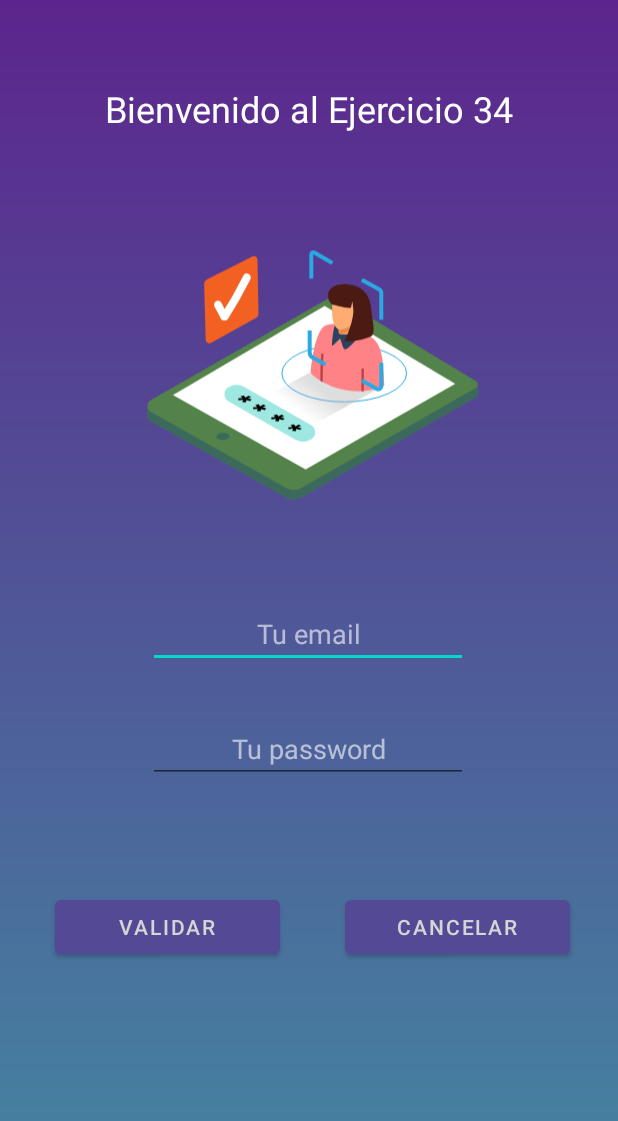
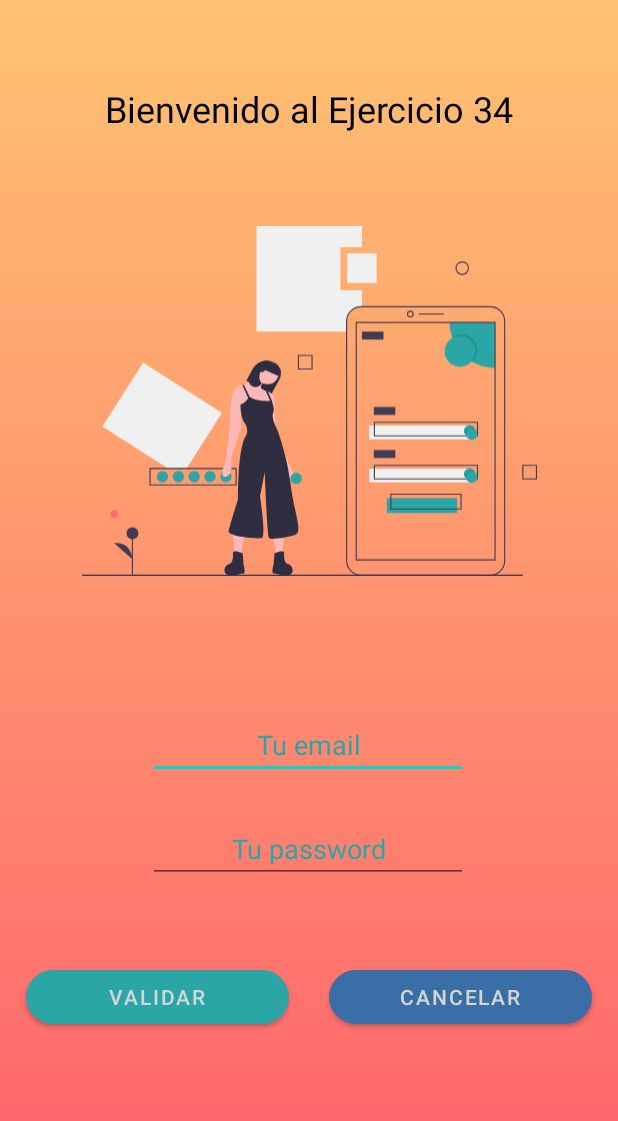
Before and after one commit to javirg1/Android_Curso_Ejer34_HolaMundo, an Android app: the MainActivity screen opened directly, with no data from a screen before it, on a phone screen of 412 x 824 dp. Shown: the top 1121 px of the screen. Run offline under Robolectric (Android 15) with nearby library versions, the phone set to English and light mode, and no system bars.

Commit message:
Rediseño

```diff
--- a/app/src/main/res/drawable/ic_login.xml
+++ b/app/src/main/res/drawable/ic_login.xml
@@ -1,118 +1,177 @@
 <vector xmlns:android="http://schemas.android.com/apk/res/android"
-    xmlns:aapt="http://schemas.android.com/aapt"
-    android:width="400dp"
-    android:height="300dp"
-    android:viewportWidth="400"
-    android:viewportHeight="300">
+    android:width="803dp"
+    android:height="617dp"
+    android:viewportWidth="803"
+    android:viewportHeight="617">
   <path
-      android:pathData="M37.8,186.9l4.28,2.55L224.72,84.83l138.67,83.33 6.33,-1.89 0,7.49a4,4 0,0 1,-2 3.9L192.84,278.07a16.49,16.49 0,0 1,-16.29 0.07l-135.14,-76a7.06,7.06 0,0 1,-3.5 -7.46Z"
-      android:fillColor="#54824b"/>
+      android:pathData="M184.898,427l62.171,-97.769l-139.234,-88.537l-71.904,113.075l115.164,73.231l33.803,0z"
+      android:fillColor="#f0f0f0"/>
   <path
-      android:pathData="M37.8,186.9l4.28,2.55L224.72,84.83l138.67,83.33 6.33,-1.89 0,7.49a4,4 0,0 1,-2 3.9L192.84,278.07a16.49,16.49 0,0 1,-16.29 0.07l-135.14,-76a7.06,7.06 0,0 1,-3.5 -7.46Z"
-      android:fillColor="#54824b"/>
+      android:pathData="M273,457.5h-154L119,426.5h154ZM121,455.5h150L271,428.5h-150Z"
+      android:fillColor="#3f3d56"/>
   <path
-      android:pathData="M37.8,186.9l4.28,2.55L224.72,84.83l138.67,83.33 6.33,-1.89 0,7.49a4,4 0,0 1,-2 3.9L192.84,278.07a16.49,16.49 0,0 1,-16.29 0.07l-135.14,-76a7.06,7.06 0,0 1,-3.5 -7.46Z"
-      android:strokeAlpha="0.39"
-      android:fillColor="#124577"
-      android:fillAlpha="0.39"/>
+      android:pathData="M254,442m-10,0a10,10 0,1 1,20 0a10,10 0,1 1,-20 0"
+      android:fillColor="#29a6a5"/>
   <path
-      android:pathData="M367.73,168.41 L192.84,268.82a16.49,16.49 0,0 1,-16.29 0.07l-135.14,-76a7.09,7.09 0,0 1,0 -12.34l183.35,-105 143.08,86A4,4 0,0 1,367.73 168.41Z"
-      android:fillColor="#54824b"/>
+      android:pathData="M226,442m-10,0a10,10 0,1 1,20 0a10,10 0,1 1,-20 0"
+      android:fillColor="#29a6a5"/>
   <path
-      android:pathData="M346.99,164.23l-150.39,86.28l-133.31,-74.94l152.47,-89.54l131.23,78.2z"
-      android:fillColor="#fff"/>
+      android:pathData="M198,442m-10,0a10,10 0,1 1,20 0a10,10 0,1 1,-20 0"
+      android:fillColor="#29a6a5"/>
   <path
-      android:pathData="M106.92,217.25a6.65,3.63 0,1 0,13.3 0a6.65,3.63 0,1 0,-13.3 0z"
-      android:strokeAlpha="0.39"
-      android:fillColor="#124577"
-      android:fillAlpha="0.39"/>
+      android:pathData="M170,442m-10,0a10,10 0,1 1,20 0a10,10 0,1 1,-20 0"
+      android:fillColor="#29a6a5"/>
   <path
-      android:pathData="M202.45,220h0a8.22,8.22 0,0 0,-0.31 -14.1l-67,-38.18a16.14,16.14 0,0 0,-16.15 0.09h0A8.22,8.22 0,0 0,119.1 182l66.74,38.3A16.13,16.13 0,0 0,202.45 220Z"
-      android:fillColor="#9ee8e1"/>
+      android:pathData="M142,442m-10,0a10,10 0,1 1,20 0a10,10 0,1 1,-20 0"
+      android:fillColor="#29a6a5"/>
   <path
-      android:strokeWidth="1"
-      android:pathData="M172.71,153.86a62.7,28.69 0,1 0,125.4 0a62.7,28.69 0,1 0,-125.4 0z"
-      android:fillColor="#00000000"
-      android:strokeColor="#29abe2"/>
+      android:pathData="M456,113v-76h38v-37h-186v186h159L467,167.814A25.814,25.814 0,0 1,492.814 142L494,142v-29Z"
+      android:fillColor="#f0f0f0"/>
   <path
-      android:pathData="M94.59,63.87l1.59,56.32a3.78,3.78 0,0 0,5.34 3.09l45.2,-25.06a4.53,4.53 0,0 0,2.51 -4.13l-1,-54.39a3.7,3.7 0,0 0,-5.38 -3.23L97.07,59.75A4.53,4.53 0,0 0,94.59 63.87Z"
-      android:fillColor="#f26122"/>
+      android:pathData="M538,480h124v26h-124z"
+      android:fillColor="#29a6a5"/>
   <path
-      android:pathData="M118.37,94.79Q115,88.94 112,83a3.93,3.93 0,0 0,-6.75 -0.4l-0.05,0.08a4,4 0,0 0,-0.24 4c2.11,4.08 4.28,8.14 6.55,12.14C114,103.27 120.91,99.26 118.37,94.79Z"
-      android:fillColor="#fff"/>
+      android:pathData="M507,352h182v24h-182z"
+      android:fillColor="#f0f0f0"/>
   <path
-      android:pathData="M111.78,94.89a416.51,416.51 0,0 0,22.4 -39.43c2.29,-4.59 9.16,-0.56 6.88,4a416.54,416.54 0,0 1,-22.4 39.43C115.89,103.21 109,99.22 111.78,94.89Z"
-      android:fillColor="#fff"/>
+      android:pathData="M0,615h778v2h-778z"
+      android:fillColor="#3f3d56"/>
   <path
-      android:pathData="M201.73,152.54l-50.09,27.42l50.09,26.98l74.05,-40.95"
-      android:strokeAlpha="0.46"
-      android:fillAlpha="0.46">
-    <aapt:attr name="android:fillColor">
-      <gradient
-          android:startY="197.1"
-          android:startX="196.04"
-          android:endY="170.83"
-          android:endX="215.28"
-          android:type="linear">
-        <item android:offset="0.01" android:color="#00FFFFFF"/>
-        <item android:offset="1" android:color="#F7B3B3B3"/>
-      </gradient>
-    </aapt:attr>
-  </path>
+      android:pathData="M720.186,617L492.814,617A26.845,26.845 0,0 1,466 590.186L466,167.814A26.845,26.845 0,0 1,492.814 141h227.371A26.845,26.845 0,0 1,747 167.814v422.371A26.845,26.845 0,0 1,720.186 617ZM492.814,143A24.843,24.843 0,0 0,468 167.814v422.371A24.843,24.843 0,0 0,492.814 615h227.371A24.843,24.843 0,0 0,745 590.186L745,167.814A24.843,24.843 0,0 0,720.186 143Z"
+      android:fillColor="#3f3d56"/>
   <path
-      android:pathData="M275.78,166s-1.11,-17.68 -1.52,-22.06c-0.37,-4 -1.69,-21.33 -12.56,-26.82 -13.74,-6.94 -29.57,-15.94 -44.2,-11.75 -11.86,3.4 -15.9,44.44 -15.77,47.18C202,157.46 238.75,183.45 275.78,166Z"
-      android:fillColor="#ff8386"/>
+      android:pathData="M579.5,161a6,6 0,1 1,6 -6A6.007,6.007 0,0 1,579.5 161ZM579.5,151a4,4 0,1 0,4 4A4.004,4.004 0,0 0,579.5 151Z"
+      android:fillColor="#3f3d56"/>
   <path
-      android:pathData="M247.69,119.22c0,0.8 -9.7,11.85 -12,10.42s-3.41,-11.31 -4.85,-10.42 -6.73,7.28 -7.49,6.78 1.14,-17.44 2.7,-20.28S247.69,112.94 247.69,119.22Z"
-      android:fillColor="#2b415d"/>
+      android:pathData="M594.5,154h44v2h-44z"
+      android:fillColor="#3f3d56"/>
   <path
-      android:pathData="M223.31,78.1s0.06,11.49 0,15.76c-0.06,4.5 1.84,16.66 9.24,16.27s15,-9 15,-11c0,0 7.48,-4.65 3.25,-8.23s-4.55,2.48 -4.55,2.48 -2.29,-3.33 -2.45,-12.27C243.79,81.13 233.23,82.8 223.31,78.1Z"
-      android:fillColor="#ffac73"/>
+      android:pathData="M729,170v80a80.004,80.004 0,0 1,-80 -80Z"
+      android:fillColor="#29a6a5"/>
   <path
-      android:pathData="M247.19,111.08c-3.77,3.48 -9.91,4.13 -15.59,3.31a1.85,1.85 0,0 1,-1.7 -1.61c-0.09,-1.74 -0.2,-3.48 -0.35,-5.21L249.06,98l-1.51,12.43S247.43,110.71 247.19,111.08Z"
-      android:fillColor="#ffac73"/>
-  <path
-      android:pathData="M233.81,114.62c-0.76,-0.06 -1.52,-0.14 -2.27,-0.24a1.78,1.78 0,0 1,-1.64 -1.55c0,-0.91 -0.09,-1.81 -0.15,-2.71 4.13,0 11.48,-1 15.36,-8.62A16.68,16.68 0,0 1,233.81 114.62Z"
-      android:fillColor="#e5894a"/>
-  <path
-      android:pathData="M223.34,84.64s-4.69,-3 -4.13,-9.95S227.49,63.75 238,64.34s22.63,5.77 24.33,23 5.44,27.24 -0.67,29.76 -15.87,5.37 -26,4.16c0,0 9.91,-19.58 8.88,-32.76s-1.27,-3.12 -2.42,-0.94S223.34,84.64 223.34,84.64Z"
-      android:fillColor="#4b1b13"/>
-  <path
-      android:pathData="M253.74,171.85c-0.37,0 -0.73,0 -1.1,0.06q0.16,-11.09 0.06,-22.17a1.22,1.22 0,0 1,2.43 0q0.1,11 -0.06,22Z"
-      android:fillColor="#bc424b"/>
-  <path
-      android:pathData="M213.66,162.58h0a1.56,1.56 0,0 0,-0.25 -0.12l-0.66,-0.36 -0.77,-0.42 -0.64,-0.35q0,-13.18 0.78,-26.33c0.09,-1.56 2.52,-1.57 2.43,0q-0.76,13.56 -0.79,27.13A1.22,1.22 0,0 1,213.66 162.58Z"
-      android:fillColor="#bc424b"/>
-  <path
-      android:pathData="M253.14,59.86l17.4,9.65a4.14,4.14 0,0 1,2.13 3.62V99.82"
-      android:strokeWidth="4"
-      android:fillColor="#00000000"
-      android:strokeColor="#29abe2"/>
-  <path
-      android:pathData="M272.67,143.15v23.62a3.1,3.1 0,0 1,-4.63 2.7l-14.78,-8.38"
-      android:strokeWidth="4"
-      android:fillColor="#00000000"
-      android:strokeColor="#29abe2"/>
-  <path
-      android:pathData="M223.59,43.09 L205.31,32.54a2,2 0,0 0,-3 1.75V58.62"
-      android:strokeWidth="4"
-      android:fillColor="#00000000"
-      android:strokeColor="#29abe2"/>
-  <path
-      android:pathData="M216.65,145l-12.75,-6.75a6.05,6.05 0,0 1,-3.22 -5.35V110.79"
-      android:strokeWidth="4"
-      android:fillColor="#00000000"
-      android:strokeColor="#29abe2"/>
+      android:pathData="M730,590h-247v-421h247ZM485,588h243v-417h-243Z"
+      android:fillColor="#3f3d56"/>
   <path
       android:fillColor="#FF000000"
-      android:pathData="M129.19,180.92l-0.37,-1.89 4.33,-0.23 -2,-1.88 3.39,-0.84 1.71,2 3,-1.77 2.68,1.36 -3.48,1.51 4,0.87 -1.67,1.71 -3.71,-1 -0.44,2.19 -3.74,-0.18 0.87,-2.27Z"/>
+      android:pathData="M671,218m-27,0a27,27 0,1 1,54 0a27,27 0,1 1,-54 0"
+      android:strokeAlpha="0.1"
+      android:fillAlpha="0.1"/>
+  <path
+      android:pathData="M667,221m-27,0a27,27 0,1 1,54 0a27,27 0,1 1,-54 0"
+      android:fillColor="#29a6a5"/>
+  <path
+      android:pathData="M494,186h38v14h-38z"
+      android:fillColor="#3f3d56"/>
+  <path
+      android:pathData="M515,319h38v14h-38z"
+      android:fillColor="#3f3d56"/>
+  <path
+      android:pathData="M699,371h-184v-26h184ZM517,369h180v-22h-180Z"
+      android:fillColor="#3f3d56"/>
+  <path
+      android:pathData="M507,428h182v24h-182z"
+      android:fillColor="#f0f0f0"/>
+  <path
+      android:pathData="M515,395h38v14h-38z"
+      android:fillColor="#3f3d56"/>
+  <path
+      android:pathData="M699,447h-184v-26h184ZM517,445h180v-22h-180Z"
+      android:fillColor="#3f3d56"/>
+  <path
+      android:pathData="M670,500h-126v-28h126ZM546,498h122v-24h-122Z"
+      android:fillColor="#3f3d56"/>
+  <path
+      android:pathData="M694,361a10.001,10.001 0,0 1,-17.71 6.37l-0.01,-0.01a9.999,9.999 0,1 1,17.43 -8.73,0.01 0.01,0 0,0 0.01,0.01A10.227,10.227 0,0 1,694 361Z"
+      android:fillColor="#29a6a5"/>
   <path
       android:fillColor="#FF000000"
-      android:pathData="M144,189.84l-0.37,-1.89 4.33,-0.23 -2,-1.88 3.39,-0.84 1.71,2 3,-1.77 2.68,1.36 -3.48,1.51 4,0.87 -1.67,1.71 -3.71,-1 -0.44,2.19 -3.74,-0.18 0.87,-2.27Z"/>
+      android:pathData="M694,361a10.001,10.001 0,0 1,-17.71 6.37l-0.01,-0.01a10.228,10.228 0,0 1,-0.28 -2.36,10.001 10.001,0 0,1 17.71,-6.37 0.01,0.01 0,0 0,0.01 0.01A10.227,10.227 0,0 1,694 361Z"
+      android:strokeAlpha="0.1"
+      android:fillAlpha="0.1"/>
+  <path
+      android:pathData="M688,367m-10,0a10,10 0,1 1,20 0a10,10 0,1 1,-20 0"
+      android:fillColor="#29a6a5"/>
+  <path
+      android:pathData="M694,437a10.001,10.001 0,0 1,-17.71 6.37l-0.01,-0.01a9.999,9.999 0,1 1,17.43 -8.73,0.01 0.01,0 0,0 0.01,0.01A10.227,10.227 0,0 1,694 437Z"
+      android:fillColor="#29a6a5"/>
   <path
       android:fillColor="#FF000000"
-      android:pathData="M162.34,200l-0.37,-1.89 4.33,-0.23 -2,-1.88 3.39,-0.84 1.71,2 3,-1.77 2.68,1.36 -3.48,1.51 4,0.87 -1.67,1.71 -3.71,-1L169.7,202l-3.74,-0.18 0.87,-2.27Z"/>
+      android:pathData="M694,437a10.001,10.001 0,0 1,-17.71 6.37l-0.01,-0.01a10.228,10.228 0,0 1,-0.28 -2.36,10.001 10.001,0 0,1 17.71,-6.37 0.01,0.01 0,0 0,0.01 0.01A10.227,10.227 0,0 1,694 437Z"
+      android:strokeAlpha="0.1"
+      android:fillAlpha="0.1"/>
   <path
-      android:fillColor="#FF000000"
-      android:pathData="M179.43,209.92l-0.37,-1.89 4.33,-0.23 -2,-1.88 3.39,-0.84 1.71,2 3,-1.77 2.68,1.36 -3.48,1.51 4,0.87 -1.67,1.71 -3.71,-1 -0.44,2.19 -3.74,-0.18 0.87,-2.27Z"/>
+      android:pathData="M688,443m-10,0a10,10 0,1 1,20 0a10,10 0,1 1,-20 0"
+      android:fillColor="#29a6a5"/>
+  <path
+      android:pathData="M468,48h52v52h-52z"
+      android:fillColor="#f0f0f0"/>
+  <path
+      android:pathData="M671,86a12,12 0,1 1,12 -12A12.013,12.013 0,0 1,671 86ZM671,64a10,10 0,1 0,10 10A10.011,10.011 0,0 0,671 64Z"
+      android:fillColor="#3f3d56"/>
+  <path
+      android:pathData="M407,253h-26v-26h26ZM383,251h22v-22h-22Z"
+      android:fillColor="#3f3d56"/>
+  <path
+      android:pathData="M803,447h-26v-26h26ZM779,445h22v-22h-22Z"
+      android:fillColor="#3f3d56"/>
+  <path
+      android:pathData="M290.003,272.666l4.462,2.403 15.182,8.183 24.51,13.206 14.284,-26.501a21.525,21.525 0,0 0,-8.744 -29.189,28.59 28.59,0 0,0 -33.381,4.529l-0.007,0.007a28.623,28.623 0,0 0,-5.375 7.075Z"
+      android:fillColor="#2f2e41"/>
+  <path
+      android:pathData="M356.9,542.937l-2.994,32.939l-11.23,1.497l-7.486,-37.431l21.71,2.995z"
+      android:fillColor="#ffb8b8"/>
+  <path
+      android:pathData="M339.682,577.373s14.224,-7.486 17.218,-1.497c0,0 -2.246,17.967 6.738,20.213s12.727,17.967 0,19.464 -20.962,-2.995 -25.453,-2.995 0,-15.721 0,-15.721Z"
+      android:fillColor="#2f2e41"/>
+  <path
+      android:pathData="M266.316,542.937l2.995,32.939l11.229,1.497l7.486,-37.431l-21.71,2.995z"
+      android:fillColor="#ffb8b8"/>
+  <path
+      android:pathData="M283.534,577.373s-14.224,-7.486 -17.218,-1.497c0,0 2.246,17.967 -6.738,20.213s-12.727,17.967 0,19.464S280.54,612.559 285.032,612.559s0,-15.721 0,-15.721Z"
+      android:fillColor="#2f2e41"/>
+  <path
+      android:pathData="M327.704,259.206m-19.464,0a19.464,19.464 0,1 1,38.929 0a19.464,19.464 0,1 1,-38.929 0"
+      android:fillColor="#ffb8b8"/>
+  <path
+      android:pathData="M265.567,297.386 L281.289,322.091l18.716,-1.497 30.694,2.246s2.897,-5.794 5.263,-11.432a44.285,44.285 0,0 0,2.972 -8.781c0.749,-5.24 -9.732,-10.481 -9.732,-10.481s-0.412,-0.075 -1.1,-0.24c-0.913,-0.217 -2.321,-0.576 -3.863,-1.101 -3.481,-1.183 -7.666,-3.189 -8.512,-6.146 -1.497,-5.24 9.732,-12.727 9.732,-12.727l-13.475,-12.727s-11.971,16.627 -26.509,20.415a23.155,23.155 0,0 1,-2.56 0.524c-0.045,0.007 -0.082,0.015 -0.127,0.022C267.065,282.414 265.567,297.386 265.567,297.386Z"
+      android:fillColor="#ffb8b8"/>
+  <path
+      android:pathData="M273.802,290.649l-8.235,6.738s-6.738,32.191 -4.492,41.175 -0.749,17.218 -0.749,18.716S253.589,414.921 253.589,414.921s-13.475,29.945 0.749,26.951 8.984,-32.94 8.984,-32.94l17.218,-52.404L280.54,312.359Z"
+      android:fillColor="#ffb8b8"/>
+  <path
+      android:pathData="M332.944,296.638l5.989,4.492 2.995,62.885 22.459,53.901s16.47,26.202 5.989,26.951S353.157,417.915 353.157,417.915l-20.213,-51.655 -2.995,-50.158Z"
+      android:fillColor="#ffb8b8"/>
+  <path
+      android:pathData="M295.513,301.129s14.973,10.481 38.929,6.738c0,0 6.738,13.475 2.995,20.962s4.492,25.453 5.989,27.699 18.716,48.661 24.705,98.819 22.459,84.595 8.235,89.087 -43.42,9.732 -46.415,5.24 -7.486,-116.038 -7.486,-116.038l-8.235,42.672s11.229,72.617 2.995,74.114 -59.89,-2.995 -58.393,-11.978 16.47,-56.147 16.47,-56.147 -0.749,-94.327 14.224,-112.294c0,0 5.989,-9.732 -2.246,-22.459s-7.486,-32.94 -7.486,-32.94S285.78,314.605 295.513,301.129Z"
+      android:fillColor="#2f2e41"/>
+  <path
+      android:pathData="M282.913,280.145l12.6,27.722l2.994,-1.497l-13.034,-26.749l-2.56,0.524z"
+      android:fillColor="#2f2e41"/>
+  <path
+      android:pathData="M324.237,290.806l9.455,20.804 2.268,-0.202 -0.771,-3.541 -7.089,-15.961C327.187,291.689 325.78,291.33 324.237,290.806Z"
+      android:fillColor="#2f2e41"/>
+  <path
+      android:pathData="M294.464,275.07a12.323,12.323 0,0 0,22.609 2.201c-9.47,-12.382 -1.348,-20.161 14.037,-26.045a12.312,12.312 0,0 0,-1.325 -13.655,28.687 28.687,0 0,0 -23.47,7.726l-0.007,0.007L295.378,265.577A12.264,12.264 0,0 0,294.464 275.07Z"
+      android:fillColor="#2f2e41"/>
+  <path
+      android:pathData="M313.48,261.452a2.62,4.492 0,1 0,5.24 0a2.62,4.492 0,1 0,-5.24 0z"
+      android:fillColor="#ffb8b8"/>
+  <path
+      android:pathData="M323.908,254.123l22.504,10.196 4.125,-9.103a21.563,21.563 0,0 0,-4.342 -9.081l-15.489,-7.015Z"
+      android:fillColor="#2f2e41"/>
+  <path
+      android:pathData="M378,445m-10,0a10,10 0,1 1,20 0a10,10 0,1 1,-20 0"
+      android:fillColor="#29a6a5"/>
+  <path
+      android:pathData="M56.957,507.911m-6.535,0a6.535,6.535 0,1 1,13.071 0a6.535,6.535 0,1 1,-13.071 0"
+      android:fillColor="#ff6584"/>
+  <path
+      android:pathData="M87.975,541.973h2v74.411h-2z"
+      android:fillColor="#3f3d56"/>
+  <path
+      android:pathData="M88.975,541.972m-10.523,0a10.523,10.523 0,1 1,21.046 0a10.523,10.523 0,1 1,-21.046 0"
+      android:fillColor="#3f3d56"/>
+  <path
+      android:pathData="M88.975,587.834s-1.503,-32.332 -32.32,-28.574"
+      android:fillColor="#3f3d56"/>
 </vector>
--- a/app/src/main/res/layout/activity_main.xml
+++ b/app/src/main/res/layout/activity_main.xml
@@ -4,7 +4,7 @@
     xmlns:tools="http://schemas.android.com/tools"
     android:layout_width="match_parent"
     android:layout_height="match_parent"
-    android:background="@drawable/img_acceso"
+    android:background="@drawable/bg_prime"
     tools:context=".MainActivity">
 
     <TextView
@@ -12,7 +12,7 @@
         android:layout_width="wrap_content"
         android:layout_height="wrap_content"
         android:text="@string/app_title"
-        android:textColor="@color/white"
+        android:textColor="@color/black"
         android:textSize="24sp"
         app:layout_constraintBottom_toBottomOf="parent"
         app:layout_constraintEnd_toEndOf="parent"
@@ -28,13 +28,14 @@
         android:gravity="center"
         android:hint="Tu email"
         android:inputType="textEmailAddress"
-        android:textColorHint="@color/material_on_primary_emphasis_medium"
+        android:textColor="@color/black"
+        android:textColorHint="#29A6A5"
         app:layout_constraintBottom_toBottomOf="parent"
         app:layout_constraintEnd_toEndOf="parent"
         app:layout_constraintHorizontal_bias="0.497"
         app:layout_constraintStart_toStartOf="parent"
         app:layout_constraintTop_toBottomOf="@+id/imageView"
-        app:layout_constraintVertical_bias="0.087" />
+        app:layout_constraintVertical_bias="0.156" />
 
     <EditText
         android:id="@+id/editTextTextPassword"
@@ -44,7 +45,8 @@
         android:gravity="center"
         android:hint="Tu password"
         android:inputType="textPassword"
-        android:textColorHint="@color/material_on_primary_emphasis_medium"
+        android:textColor="@color/black"
+        android:textColorHint="#29A6A5"
         app:layout_constraintBottom_toBottomOf="parent"
         app:layout_constraintEnd_toEndOf="parent"
         app:layout_constraintHorizontal_bias="0.497"
@@ -54,39 +56,44 @@
 
     <Button
         android:id="@+id/button"
-        android:layout_width="150dp"
+        android:layout_width="175dp"
         android:layout_height="wrap_content"
         android:text="Validar"
         android:textColor="#D5D5D5"
-        app:backgroundTint="#534995"
+        app:backgroundTint="#29A6A5"
+        app:cornerRadius="30dp"
         app:layout_constraintBottom_toBottomOf="parent"
         app:layout_constraintEnd_toEndOf="parent"
-        app:layout_constraintHorizontal_bias="0.141"
+        app:layout_constraintHorizontal_bias="0.072"
         app:layout_constraintStart_toStartOf="parent"
         app:layout_constraintTop_toBottomOf="@+id/editTextTextPassword"
-        app:layout_constraintVertical_bias="0.284" />
+        app:layout_constraintVertical_bias="0.279" />
 
     <Button
         android:id="@+id/button2"
-        android:layout_width="150dp"
+        android:layout_width="175dp"
         android:layout_height="wrap_content"
         android:text="Cancelar"
         android:textColor="#D5D5D5"
-        app:backgroundTint="#534995"
+        app:backgroundTint="#3A6EA6"
+        app:cornerRadius="30dp"
         app:layout_constraintBottom_toBottomOf="parent"
         app:layout_constraintEnd_toEndOf="parent"
-        app:layout_constraintHorizontal_bias="0.877"
+        app:layout_constraintHorizontal_bias="0.927"
         app:layout_constraintStart_toStartOf="parent"
         app:layout_constraintTop_toBottomOf="@+id/editTextTextPassword"
-        app:layout_constraintVertical_bias="0.284" />
+        app:layout_constraintVertical_bias="0.279" />
 
     <ImageView
         android:id="@+id/imageView"
-        android:layout_width="265dp"
-        android:layout_height="235dp"
-        android:layout_marginTop="40dp"
+        android:layout_width="303dp"
+        android:layout_height="301dp"
+        android:layout_marginTop="28dp"
+        app:layout_constraintBottom_toBottomOf="parent"
         app:layout_constraintEnd_toEndOf="parent"
         app:layout_constraintStart_toStartOf="parent"
         app:layout_constraintTop_toBottomOf="@+id/textView"
+        app:layout_constraintVertical_bias="0.0"
         app:srcCompat="@drawable/ic_login" />
+
 </androidx.constraintlayout.widget.ConstraintLayout>
```
Also changed, not shown: app/src/main/res/drawable/ic_register.xml (added, +120 -0 lines), app/src/main/res/layout/activity_registro.xml (+26 -15 lines), app/src/main/res/drawable-v24/bg_prime.jpg (added), app/src/main/res/drawable-v24/ic_register.png (deleted), app/src/main/res/drawable-v24/img_acceso.jpg (deleted).
